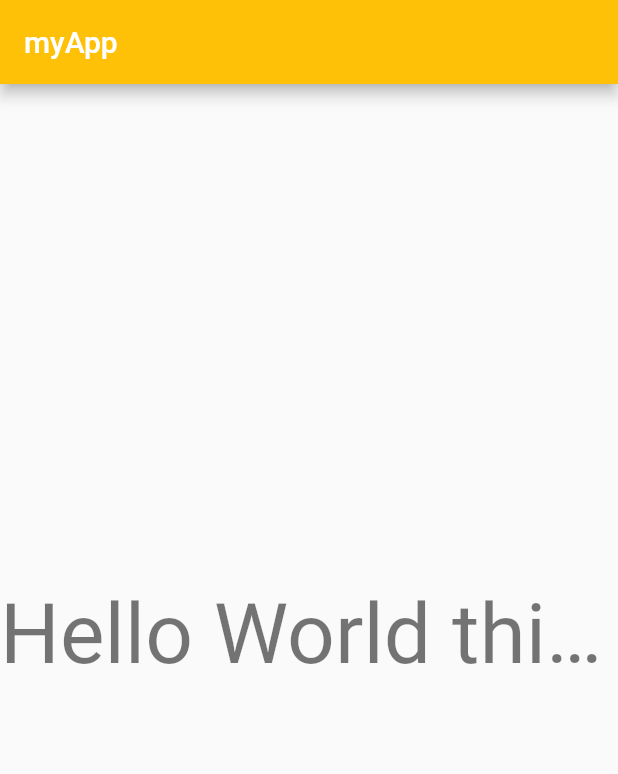
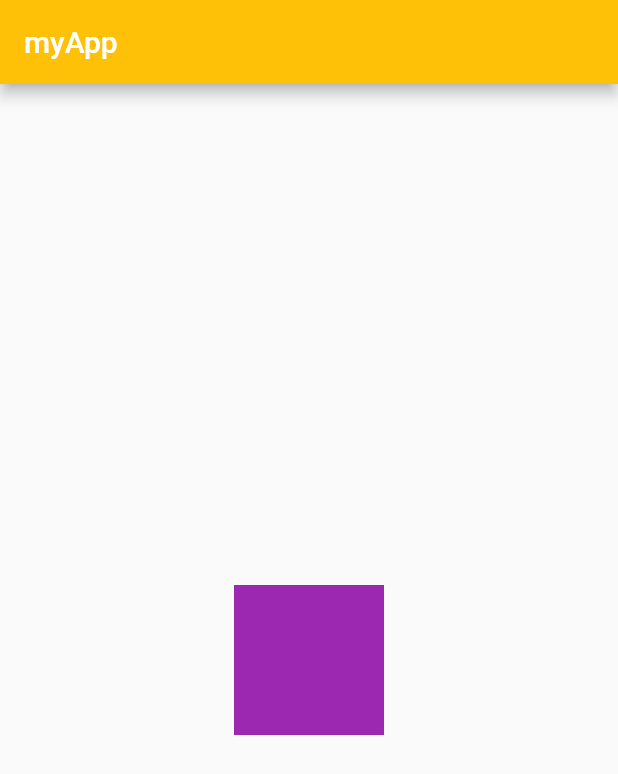
Before and after one commit to egidiocs/flutter-fireship-firebase-quizzap, a Flutter app: the screen it shows after launch, on a phone screen of 412 x 824 dp. Shown: the top 774 px of the screen. Run offline on Flutter 3.47's test engine with Material 2 defaults, Android fonts, the phone set to English and light mode, and no system bars.

```diff
--- a/lib/main.dart
+++ b/lib/main.dart
@@ -16,19 +16,13 @@ class MyApp extends StatelessWidget {
           backgroundColor: Colors.amber,
         ),
         body: Center(
-          child: Row(
-            children: <Widget>[
-              Expanded(
-                child: Container(
-                  height: 100,
-                  child: Text(
-                    'Hello World this is too long',
-                    overflow: TextOverflow.ellipsis,
-                    style: Theme.of(context).textTheme.display3,
-                  ),
-                ),
-              ),
-            ],
+          child: GestureDetector(
+            onTap: () => print('tapped!'),
+            child: Container(
+              width: 100,
+              height: 100,
+              color: Colors.purple,
+            ),
           ),
         ),
       ),
```
Also changed, not shown: 1 other file.
